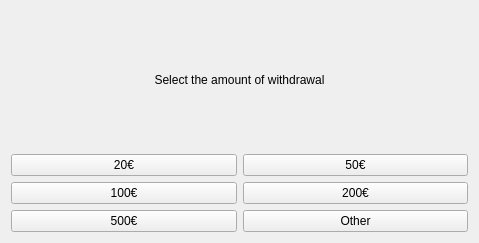
JIkaheimo/ohjelmistokehityksen-sovellusprojekti-2k19, file Ohjelman käyttöliittymät/Gui/withdrawalview.ui: the form before one commit.
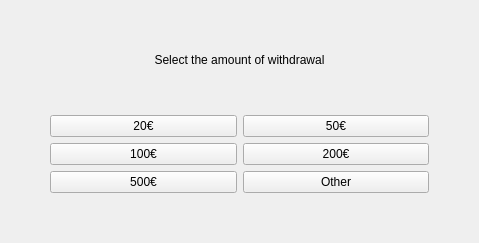
The form after the commit.

Diff of the .ui file:
```diff
--- a/Ohjelman käyttöliittymät/Gui/withdrawalview.ui
+++ b/Ohjelman käyttöliittymät/Gui/withdrawalview.ui
@@ -14,10 +14,17 @@
    <string>Form</string>
   </property>
   <layout class="QGridLayout" name="gridLayout">
-   <item row="0" column="0">
-    <layout class="QVBoxLayout" name="mainLayout">
-     <item>
-      <widget class="QLabel" name="labelWithdrawal">
+   <property name="leftMargin">
+    <number>50</number>
+   </property>
+   <property name="rightMargin">
+    <number>50</number>
+   </property>
+   <property name="bottomMargin">
+    <number>50</number>
+   </property>
+   <item row="0" column="0" colspan="2">
+    <widget class="QLabel" name="labelInfo">
        <property name="text">
         <string>Select the amount of withdrawal</string>
        </property>
@@ -26,53 +33,47 @@
        </property>
       </widget>
      </item>
-     <item>
-      <layout class="QGridLayout" name="btnGrid">
-       <item row="0" column="1">
-        <widget class="QPushButton" name="btnWithdraw50">
-         <property name="text">
-          <string>50€</string>
-         </property>
-        </widget>
-       </item>
-       <item row="2" column="0">
-        <widget class="QPushButton" name="btnWithdraw500">
-         <property name="text">
-          <string>500€</string>
-         </property>
-        </widget>
-       </item>
-       <item row="1" column="1">
-        <widget class="QPushButton" name="btnWithdraw200">
-         <property name="text">
-          <string>200€</string>
-         </property>
-        </widget>
-       </item>
-       <item row="0" column="0">
+   <item row="1" column="0">
         <widget class="QPushButton" name="btnWithdraw20">
          <property name="text">
           <string>20€</string>
          </property>
         </widget>
        </item>
-       <item row="1" column="0">
+   <item row="2" column="0">
         <widget class="QPushButton" name="btnWithdraw100">
          <property name="text">
           <string>100€</string>
          </property>
         </widget>
        </item>
+   <item row="1" column="1">
+    <widget class="QPushButton" name="btnWithdraw50">
+     <property name="text">
+      <string>50€</string>
+     </property>
+    </widget>
+   </item>
        <item row="2" column="1">
+    <widget class="QPushButton" name="btnWithdraw200">
+     <property name="text">
+      <string>200€</string>
+     </property>
+    </widget>
+   </item>
+   <item row="3" column="1">
         <widget class="QPushButton" name="btnWithdrawX">
          <property name="text">
           <string>Other</string>
          </property>
         </widget>
        </item>
-      </layout>
-     </item>
-    </layout>
+   <item row="3" column="0">
+    <widget class="QPushButton" name="btnWithdraw500">
+     <property name="text">
+      <string>500€</string>
+     </property>
+    </widget>
    </item>
   </layout>
  </widget>
```
Lines whose indentation alone changed are shown as unchanged.
